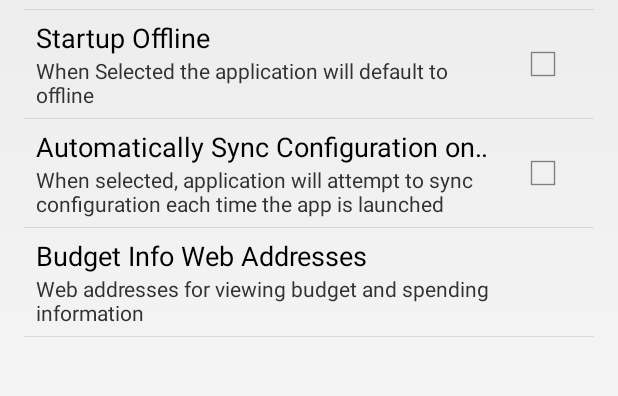
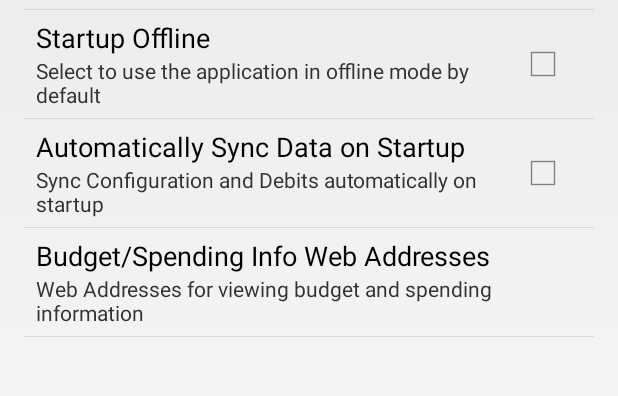
Before and after one commit to DonnOMalley/MySimpleBudgetProject, an Android app: the screen it shows after launch (Preferences), on a phone screen of 412 x 824 dp, the part 268-664 px from its top. Run offline under Robolectric (Android 15) with nearby library versions, the phone set to English and light mode, and no system bars.

Commit message:
Code cleanup.

```diff
--- a/MySimpleBudget/src/main/AndroidManifest.xml
+++ b/MySimpleBudget/src/main/AndroidManifest.xml
@@ -21,7 +21,6 @@
             android:label="@string/app_name" >
             <intent-filter>
                 <action android:name="android.intent.action.MAIN" />
-
                 <category android:name="android.intent.category.LAUNCHER" />
             </intent-filter>
         </activity>
--- a/MySimpleBudget/src/main/res/values/strings.xml
+++ b/MySimpleBudget/src/main/res/values/strings.xml
@@ -28,20 +28,41 @@
     <string name="preference_login_password_title">Password</string>
     <string name="preference_login_password_summary">Password associated with Username</string>
     <!-- End of Login Settings Preference Screen Preferences -->
+
+    <string name="preference_startup_offline">Startup Offline</string>
+    <string name="preference_startup_offline_summary">Select to use the application in offline mode by default</string>
+    <string name="preference_automatically_sync_data">Automatically Sync Data on Startup</string>
+    <string name="preference_automatically_sync_data_summary">Sync Configuration and Debits automatically on startup</string>
+
+    <!-- Budget/Spending Info Preference Screen Preferences -->
+    <string name="preference_budget_spending_info_title">Budget/Spending Info Web Addresses</string>
+    <string name="preference_budget_spending_info_summary">Web Addresses for viewing budget and spending information</string>
+    <string name="preference_spending_info_webpage_title">Spending Info Web Address</string>
+    <string name="preference_spending_info_webpage_summary">Web Address for viewing spending information</string>
+    <string name="preference_budget_info_webpage_title">Budget Info Web Address</string>
+    <string name="preference_budget_info_webpage_summary">Web Address for viewing budget information</string>
+    <string name="preference_spending_graph_webpage_title">Spending Graph Web Address</string>
+    <string name="preference_spending_graph_webpage_summary">Web Address for viewing spending graphs</string>
+    <!-- End of Budget/Spending Info Preference Screen Preferences -->
+
     <!-- End of Preference Activity Strings -->
 
 
     <!-- Main Menu Action Strings -->
     <string name="action_preferences">Preferences</string>
-    <string name="action_logout">Log Out</string>
-    <string name="action_sign_in_short">Sign in</string>
-    <string name="action_add_user">Add User</string>
-    <string name="action_user_lookup">User Lookup</string>
-    <string name="action_user_remove">Remove User</string>
     <string name="action_upload_debits">Upload Debits</string>
     <string name="action_create_category">Create Category</string>
     <string name="action_create_store">Create Store</string>
     <string name="action_manual_sync_all_configuration">Full Sync</string>
+    <string name="action_budget_info_webpage">Budget</string>
+    <string name="action_spending_info_webpage">Spending Info</string>
+    <string name="action_spending_graph_webpage">Spending Graphs</string>
+
+    <!--<string name="action_logout">Log Out</string>-->
+    <!--<string name="action_sign_in_short">Sign in</string>-->
+    <!--<string name="action_add_user">Add User</string>-->
+    <!--<string name="action_user_lookup">User Lookup</string>-->
+    <!--<string name="action_user_remove">Remove User</string>-->
     <!-- End of Main Menu Action Strings -->
 
 
--- a/MySimpleBudget/src/main/res/xml/preferences.xml
+++ b/MySimpleBudget/src/main/res/xml/preferences.xml
@@ -42,27 +42,28 @@
     </PreferenceScreen>
 
     <CheckBoxPreference android:key="preferenceOffline"
-                        android:title="Startup Offline"
+                        android:title="@string/preference_startup_offline"
                         android:disableDependentsState="true"
-                        android:summary="When Selected the application will default to offline" />
+                        android:summary="@string/preference_startup_offline_summary" />
 
     <CheckBoxPreference android:key="preferenceSyncOnLoad"
-                        android:title="Automatically Sync Configuration on Startup"
+                        android:title="@string/preference_automatically_sync_data"
                         android:dependency="preferenceOffline"
-                        android:summary="When selected, application will attempt to sync configuration each time the app is launched" />
-    <PreferenceScreen android:title="Budget Info Web Addresses"
-                      android:summary="Web addresses for viewing budget and spending information">
+                        android:summary="@string/preference_automatically_sync_data_summary" />
+
+    <PreferenceScreen android:title="@string/preference_budget_spending_info_title"
+                      android:summary="@string/preference_budget_spending_info_summary">
 
         <EditTextPreference android:key="spendingInfoAddress"
-            android:title="Spending Info Web Address"
-            android:summary="Web Address for viewing spending information" />
+                            android:title="@string/preference_spending_info_webpage_title"
+                            android:summary="@string/preference_spending_info_webpage_summary" />
 
         <EditTextPreference android:key="budgetInfoAddress"
-            android:title="Budget Info Web Address"
-            android:summary="Web Address for viewing budget information" />
+                            android:title="@string/preference_budget_info_webpage_title"
+                            android:summary="@string/preference_budget_info_webpage_summary" />
 
         <EditTextPreference android:key="spendingGraphAddress"
-            android:title="Spending Graphs Web Address"
-            android:summary="Web Address for viewing spending graph information" />
+                            android:title="@string/preference_spending_graph_webpage_title"
+                            android:summary="@string/preference_spending_graph_webpage_summary" />
     </PreferenceScreen>
 </PreferenceScreen>
```
